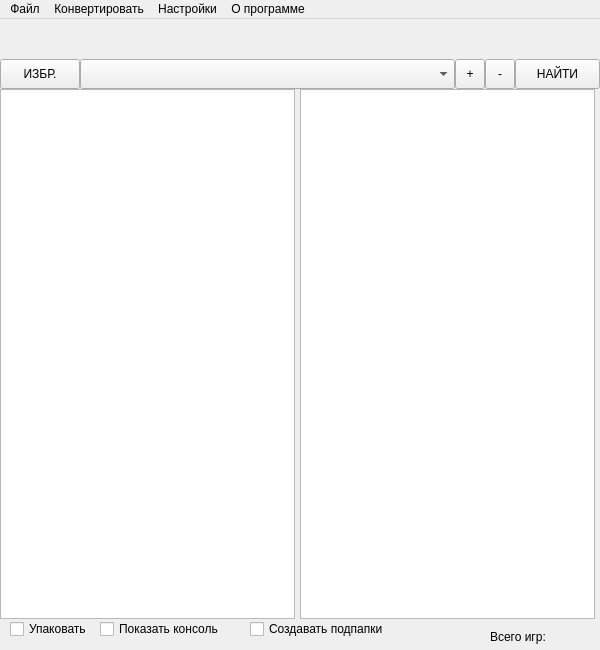
Qt form source/ui/main.ui (gmh4589/bfg_unpacker) before a commit.
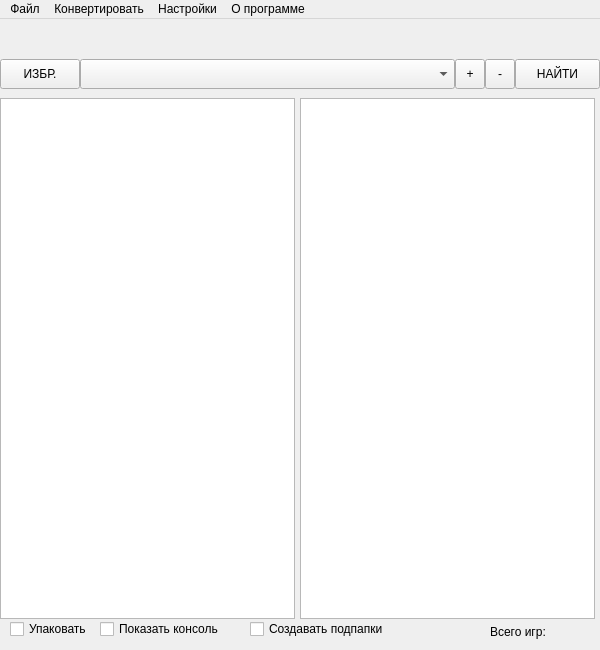
The same form after that commit.

```diff
--- a/source/ui/main.ui
+++ b/source/ui/main.ui
@@ -57,9 +57,9 @@
     <property name="geometry">
      <rect>
       <x>300</x>
-      <y>70</y>
+      <y>79</y>
       <width>295</width>
-      <height>530</height>
+      <height>521</height>
      </rect>
     </property>
    </widget>
@@ -67,7 +67,7 @@
     <property name="geometry">
      <rect>
       <x>490</x>
-      <y>610</y>
+      <y>605</y>
       <width>100</width>
       <height>15</height>
      </rect>
@@ -80,9 +80,9 @@
     <property name="geometry">
      <rect>
       <x>0</x>
-      <y>70</y>
+      <y>79</y>
       <width>295</width>
-      <height>530</height>
+      <height>521</height>
      </rect>
     </property>
    </widget>
@@ -151,7 +151,7 @@
      <string>Создавать подпапки</string>
     </property>
    </widget>
-   <widget class="QWidget" name="">
+   <widget class="QWidget" name="layoutWidget">
     <property name="geometry">
      <rect>
       <x>0</x>
```
Left out of the diff: 447 changed lines with no effect on the pictures.
